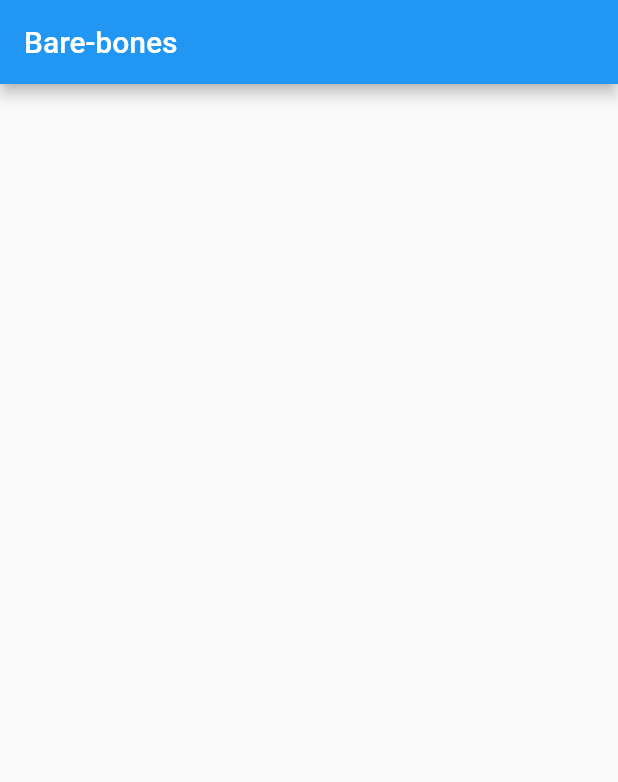
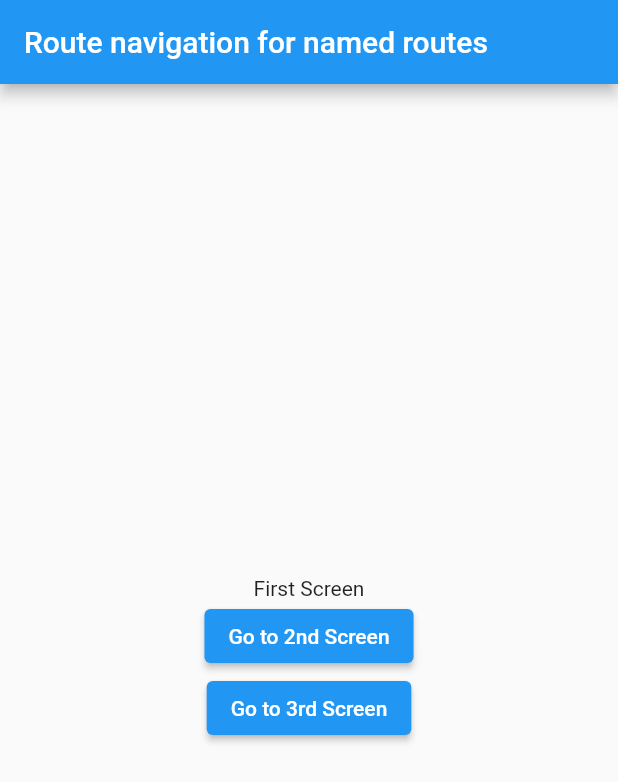
Before and after one commit to abhishek-toppersnotes/learning-getx, a Flutter app: the screen it shows after launch, on a phone screen of 412 x 824 dp. Shown: the top 782 px of the screen. Run offline on Flutter 3.47's test engine with Material 2 defaults, Android fonts, the phone set to English and light mode, and no system bars; our stand-ins replace get.

Commit message:
Route navigation for named routes

```diff
--- /dev/null
+++ b/lib/first_screen.dart
@@ -0,0 +1,76 @@
+// ignore_for_file: prefer_const_constructors
+
+import 'package:flutter/material.dart';
+import 'package:get/get.dart';
+
+class FirstScreen extends StatelessWidget {
+  const FirstScreen({Key? key}) : super(key: key);
+
+  @override
+  Widget build(BuildContext context) {
+    return Scaffold(
+      appBar: AppBar(
+        title: Text("Route navigation for named routes"),
+      ),
+      body: Center(
+        child: Column(
+          mainAxisSize: MainAxisSize.min,
+          children: [
+            Text("First Screen"),
+            ElevatedButton(
+              onPressed: () {
+                // To move to the next screen.
+                // This will refer the [getPages] argument of GetMaterialApp()
+                // for the given name
+                // * IF THE NAME IS NOT FOUND, it just moves to "/", and if "/" points to nothing
+                // * then throws a error (castError)
+                Get.toNamed("/second");
+
+                // This is similar to Get.off()
+                // * Moving to this screen will replace the current screen place in the
+                // * navigation stack.
+                // * e.g. before
+                // *    [
+                // *      <this_screen>
+                // *      <some_other_screen>
+                // *      <other_screens>
+                // *    ]
+                // *   after
+                // *    [
+                // *      <second_screen>
+                // *      <some_other_screen>
+                // *      <other_screens>
+                // *    ]
+                // Get.offNamed("/second");
+
+                // We can also call a dynamic URL like the following
+                // We can only pass [String] values through here
+                // * MAKE SURE to use the Get.parameters (type Map<String, String?>) in the given screen
+                // ! NOTE that it is NOT Get.arguments
+                // Get.toNamed(
+                //     "/second?parameter1=Some Value1&parameter 2=Some Value2");
+              },
+              child: Text("Go to 2nd Screen"),
+            ),
+            ElevatedButton(
+              onPressed: () {
+                // Making use of:
+                // GetPage(
+                //   name: "/third/:parameter3",
+                //  // name: "/third/:parameter3/:parameter4",
+                //   page: () => ThirdScreen(),
+                // ),
+                // * MAKE SURE to use the Get.parameters (type Map<String, String?>) in the given screen
+                //  // Get.toNamed("/third/1234/5678");
+                //
+                // * This WILL WORK even if page is defined just for "/third" and NOT "/third/:parameterName"
+                Get.toNamed("/third/1234");
+              },
+              child: Text("Go to 3rd Screen"),
+            ),
+          ],
+        ),
+      ),
+    );
+  }
+}
--- a/lib/main.dart
+++ b/lib/main.dart
@@ -1,4 +1,12 @@
+// ignore_for_file: prefer_const_constructors
+
 import 'package:flutter/material.dart';
+import 'package:get/get.dart';
+import 'package:getx1/first_screen.dart';
+import 'package:getx1/second_screen.dart';
+import 'package:getx1/third_screen.dart';
+
+import 'not_found_screen.dart';
 
 void main() {
   runApp(const MyApp());
@@ -7,18 +15,55 @@ void main() {
 class MyApp extends StatelessWidget {
   const MyApp({Key? key}) : super(key: key);
 
-  static const String title = "Bare-bones";
+  static const String title = "Route navigation for named routes";
 
   @override
   Widget build(BuildContext context) {
-    return MaterialApp(
+    // We are using this GetMaterialApp() because we are making use of route management from Get in this example
+    // like showing the overlay(Get.snackbar(), Get.defaultDialog(), etc)
+    return GetMaterialApp(
       title: title,
       debugShowCheckedModeBanner: false,
-      home: Scaffold(
-        appBar: AppBar(
-          title: const Text(title),
+
+      // Also part of the default MaterialApp()
+      // initialRoute defines the first route name that should be loaded
+      // the route navigation will be done based on [getPages] arguments in the GetMaterialApp()
+      // * If both [home] and [initialRoute] are mentioned, [home] takes precedence
+      // * DEFAULTS TO "/"
+      initialRoute: "/first",
+
+      // Any time the route is not found, instead of pointing to "/", it will call [unknownRoute]
+      // ?
+      // ? There is an anomaly in my code, for now [unknownRoute] only seem to work if
+      // ? no route is defined for "/" (IT DOESN'T DEPEND ON THE VALUE OF [initialRoute])
+      unknownRoute: GetPage(name: "/notFound", page: () => NotFoundScreen()),
+
+      // Defines the default transition animation for tranisition between screens
+      defaultTransition: Transition.zoom,
+
+      // This is more of less similar to the [routes] parameter but better
+      // * MUST mention an intialRoute IF no route is named "/",
+      // * IF intialRoute is not mentioned, must have a route named "/"
+      // * If initialRoute is not part of [getPages], simply points to "/"
+      getPages: [
+        GetPage(name: "/first", page: () => FirstScreen()),
+        GetPage(name: "/second", page: () => SecondScreen()),
+        GetPage(
+          name: "/",
+          page: () => ThirdScreen(),
+
+          // This will override the [defaultTransition]
+          transition: Transition.leftToRight,
         ),
-      ),
+        // GetPage(
+        //   // We can also specify parameter names(ONLY) here
+        //   // Just make sure to use Get.parameters to get the value (see second_screen.dart or third_screen.dart)
+        //   // ? NEED TO find the correct way to add multiple parameters, right now using this
+        //   // name: "/third/:parameter3/:parameter4",
+        //   name: "/third/:parameter3",
+        //   page: () => ThirdScreen(),
+        // ),
+      ],
     );
   }
 }
--- /dev/null
+++ b/lib/second_screen.dart
@@ -0,0 +1,51 @@
+// ignore_for_file: prefer_const_constructors, prefer_const_literals_to_create_immutables
+
+import 'package:flutter/material.dart';
+import 'package:get/get.dart';
+
+class SecondScreen extends StatelessWidget {
+  const SecondScreen({Key? key}) : super(key: key);
+
+  @override
+  Widget build(BuildContext context) {
+    return Scaffold(
+      appBar: AppBar(
+        title: Text("Second Screen"),
+      ),
+      body: Center(
+        child: Column(
+          mainAxisSize: MainAxisSize.min,
+          children: [
+            Text("Second Screen"),
+            ElevatedButton(
+              onPressed: () {
+                // To move to the next screen.
+                // This will refer the [getPages] argument of GetMaterialApp()
+                // for the given name
+                // * IF THE NAME IS NOT FOUND, it just moves to "/", and if "/" points to nothing
+                // * then throws a error (castError)
+                Get.toNamed("/notDefined");
+                //
+                // * Only works if defined like "/third" and not "/third/:parameterName"
+                // Get.toNamed("/third");
+              },
+              child: Text("Go the Third Screen"),
+            ),
+            ElevatedButton(
+              onPressed: () {
+                // Pops the current screen
+                Get.back();
+              },
+              child: Text("Pop this screen"),
+            ),
+            SizedBox(height: 20),
+            Text(
+                "Value of parameter1 from First screen: ${Get.parameters['parameter1']}"),
+            Text(
+                "Value of parameter 2 from First screen: ${Get.parameters['parameter 2']}"),
+          ],
+        ),
+      ),
+    );
+  }
+}
```
Also changed, not shown: lib/not_found_screen.dart (added, +17 -0 lines), lib/third_screen.dart (added, +51 -0 lines).
